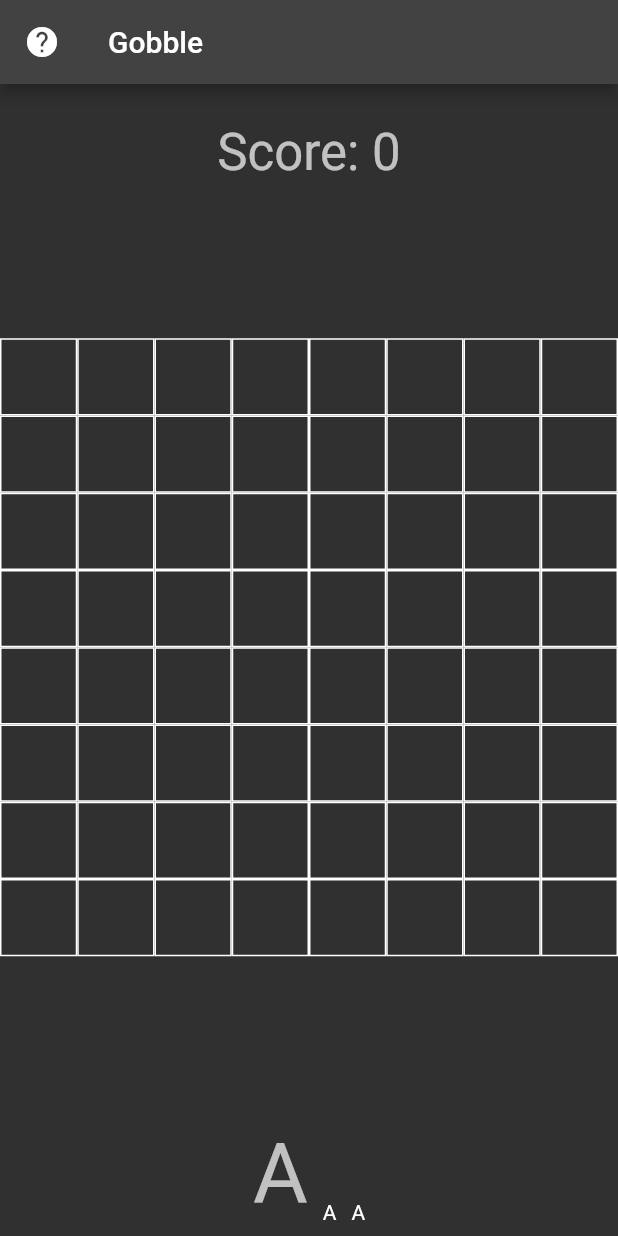
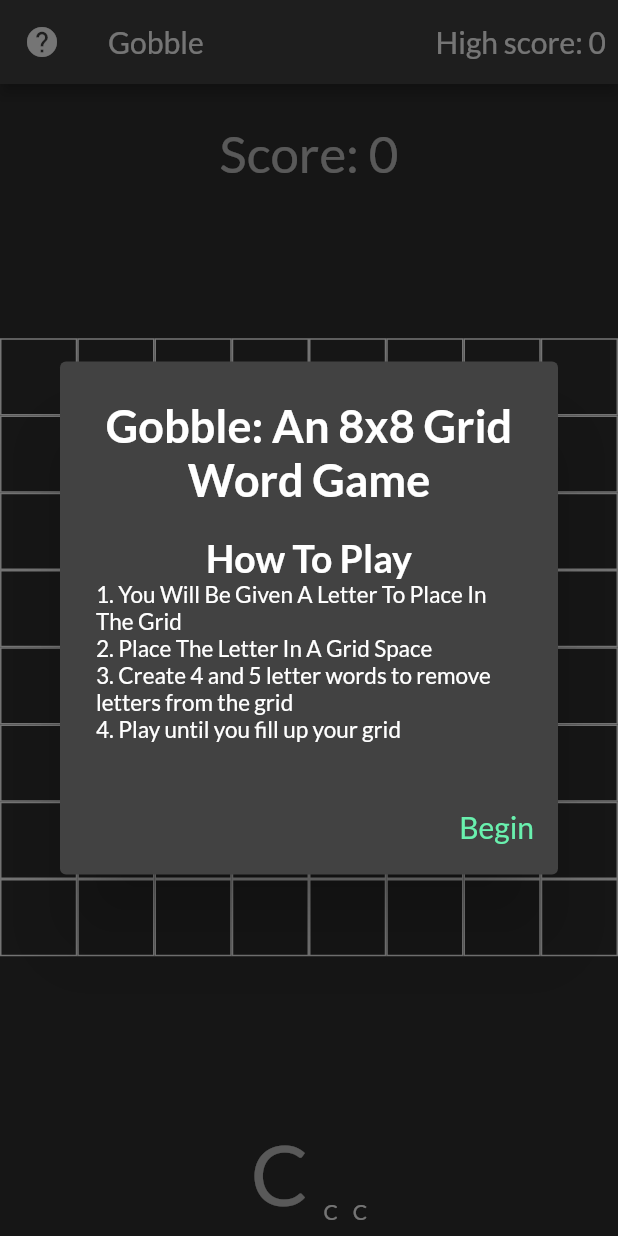
Before and after one commit to jordanmosakowski/gobble, a Flutter app: the screen it shows after launch, on a phone screen of 412 x 824 dp. Run offline on Flutter 3.47's test engine with Material 2 defaults, Android fonts, the phone set to English and light mode, and no system bars; our stand-ins replace google_fonts, shared_preferences; project files that could hold a hidden picture were left out.

Commit message:
saves, better letter distribution

```diff
--- a/lib/main.dart
+++ b/lib/main.dart
@@ -1,18 +1,22 @@
 import 'dart:math';
 
 import 'package:flutter/material.dart';
+import 'package:flutter/scheduler.dart';
 import 'package:flutter/services.dart';
 import 'package:gobble/words.dart';
+import 'package:google_fonts/google_fonts.dart';
+import 'package:shared_preferences/shared_preferences.dart';
 
 void main() async {
   WidgetsFlutterBinding.ensureInitialized();
+  final SharedPreferences prefs = await SharedPreferences.getInstance();
   final List<String> words = (await loadWords()).split('\n');
   for(int i = 0; i < words.length; i++) {
     words[i] = words[i].toLowerCase();
   }
   words.sort();
   print(words.length);
-  runApp(MyApp(words));
+  runApp(MyApp(words,prefs));
 }
 
 Future<String> loadWords() async {
@@ -21,24 +25,30 @@ Future<String> loadWords() async {
 }
 
 class MyApp extends StatelessWidget {
-  MyApp(this.words,{Key? key}) : super(key: key);
+  MyApp(this.words,this.prefs,{Key? key}) : super(key: key);
   final List<String> words;
+  SharedPreferences prefs;
   @override
   Widget build(BuildContext context) {
     return MaterialApp(
-      title: 'Flutter Demo',
+      debugShowCheckedModeBanner: false,
+      title: 'Gobble',
       theme: ThemeData(
         brightness: Brightness.dark,
         primarySwatch: Colors.red,
+        textTheme: GoogleFonts.latoTextTheme(
+          ThemeData(brightness: Brightness.dark).textTheme, // If this is not set, then ThemeData.light().textTheme is used.
+        ),
       ),
-      home: Home(words),
+      home: Home(words,prefs),
     );
   }
 }
 
 class Home extends StatefulWidget {
-  Home(this.words,{ Key? key }) : super(key: key);
+  Home(this.words,this.prefs,{ Key? key }) : super(key: key);
   List<String> words;
+  SharedPreferences prefs;
 
   @override
   _HomeState createState() => _HomeState();
@@ -48,26 +58,39 @@ class _HomeState extends State<Home> {
   int gridSize = 8;
   late List<String?> grid;
 
-  List<String> consanants = "bcdfghklmnprstvwy".split("");
-  List<String> uncommon = "jqxz".split("");
-  List<String> vowels = "aeiou".split("");
+  List<String> letters = "abcdefghijklmnopqrstuvwxyz".split("");
+
+  List<double> weights = [
+    0.08457883369330453, 0.10885529157667387,
+    0.1500647948164147, 0.18401727861771058,
+    0.29053995680345573, 0.31041036717062637,
+    0.33727861771058315, 0.37088552915766737,
+    0.42885529157667385, 0.43118790496760256,
+    0.44933045356371487,  0.5114470842332614,
+    0.5387473002159827,  0.5884233261339092,
+    0.6535637149028077,  0.6852699784017278,
+    0.6877753779697623,  0.7654427645788335,
+    0.8232397408207341,  0.8862203023758097,
+    0.9265658747300214,  0.9397840172786175,
+      0.956630669546436,  0.9598272138228939,
+    0.9965442764578831,  1.0
+  ];
+
+  void save(){
+    widget.prefs.setStringList('save_grid', grid.map( (s) => s ?? "0").toList());
+    widget.prefs.setStringList("save_nextLetters", nextLetters);
+    widget.prefs.setInt("save_score", score);
+  }
 
   int score = 0;
 
   String chooseLetter(){
-    double chanceVowel = 0.3;
     double rand = Random().nextDouble();
-    if(rand < chanceVowel){
-      return vowels[Random().nextInt(vowels.length)];
+    int i = 0;
+    while(rand > weights[i] && i<letters.length){
+      i++;
     }
-    if(rand < chanceVowel + 0.05){
-      return uncommon[Random().nextInt(uncommon.length)];
-    }
-    return consanants[Random().nextInt(consanants.length)];
-    // if(score%5 == 4){
-    //   return vowels[Random().nextInt(vowels.length)];
-    // }
-    // return consanants[Random().nextInt(consanants.length)];
+    return letters[i];
   }
 
   late List<String> nextLetters;
@@ -88,21 +111,21 @@ class _HomeState extends State<Home> {
             children: const <Widget>[
               Text(
                 'How To Play',
-                style: TextStyle(fontSize: 25, color: Color.fromARGB(255, 255, 255, 255), fontWeight: FontWeight.bold,),
+                style: TextStyle(fontSize: 25, fontWeight: FontWeight.bold,),
                 textAlign: TextAlign.center,
-
                 ),
-              Text('1.You Will Be Given A Letter To Place In The Grid',
+              Text('1. You Will Be Given A Letter To Place In The Grid',
               style: TextStyle(fontSize: 15),
-
               ),
               Text('2. Place The Letter In A Grid Space',
               style: TextStyle(fontSize: 15),
-
               ),
-              Text('3. Create 5 Letter Words To Remove Letters from the Grid',
+              Text('3. Create 4 and 5 letter words to remove letters from the grid',
               style: TextStyle(fontSize: 15),
-              )
+              ),
+              Text('4. Play until you fill up your grid',
+              style: TextStyle(fontSize: 15),
+              ),
             ],
           ),
         ),
@@ -128,8 +151,24 @@ class _HomeState extends State<Home> {
   @override
   void initState() {
     super.initState();
-    nextLetters = [chooseLetter(), chooseLetter(), chooseLetter()];
-    grid = List.filled(gridSize*gridSize, null);;
+    grid = List.filled(gridSize*gridSize, null);
+    if(widget.prefs.getStringList("save_grid") !=null){
+      List<String> tempGrid = widget.prefs.getStringList("save_grid") ?? [];
+      if(tempGrid.length == gridSize * gridSize){
+        grid = tempGrid.map((s) => s=="0" ? null : s).toList();
+      }
+    }
+    score = widget.prefs.getInt("save_score") ?? 0;
+    nextLetters = widget.prefs.getStringList("save_nextLetters") ?? [];
+    if(nextLetters.length!=3){
+      nextLetters = [chooseLetter(), chooseLetter(), chooseLetter()];
+    }
+
+    int highScore = widget.prefs.getInt("highScore") ?? 0;
+    if(highScore==0){
+      SchedulerBinding.instance?.addPostFrameCallback((_) => _showMyDialog());
+    }
+
   }
 
   List<FoundWord> findLen(int targetSize){
@@ -142,7 +181,7 @@ class _HomeState extends State<Home> {
           String word = letters.join();
           if(widget.words.contains(word)){
             print("FOUND: $word");
-            foundWords.add(FoundWord(true, i*gridSize+j, i*gridSize+j+targetSize));
+            foundWords.add(FoundWord(true,word, i*gridSize+j, i*gridSize+j+targetSize));
           }
         }
 
@@ -152,7 +191,7 @@ class _HomeState extends State<Home> {
           String word = letters.join();
           if(widget.words.contains(word)){
             print("FOUND: $word");
-            foundWords.add(FoundWord(false, j*gridSize+i, (j+targetSize)*gridSize + i));
+            foundWords.add(FoundWord(false,word, j*gridSize+i, (j+targetSize)*gridSize + i));
           }
         }
       }
@@ -163,6 +202,7 @@ class _HomeState extends State<Home> {
   void findWords(){
     List<FoundWord> foundWords = [...findLen(4),...findLen(5)];
     if(foundWords.isEmpty){
+      save();
       checkLoss();
       return;
     }
@@ -180,6 +220,13 @@ class _HomeState extends State<Home> {
         }
       }
     });
+
+    save();
+    // SnackBar snackBar = SnackBar(
+    //   content: Text('You spelled: ${foundWords.map((f) => f.word).join(", ")}'),
+    //   duration: const Duration(milliseconds: 2500),
+    // );
+    // ScaffoldMessenger.of(context).showSnackBar(snackBar);
   }
 
   bool showedLoseDialog = false;
@@ -189,6 +236,9 @@ class _HomeState extends State<Home> {
       return;
     }
     showedLoseDialog = true;
+    widget.prefs.remove("save_grid");
+    widget.prefs.remove("save_nextLetters");
+    widget.prefs.remove("save_score");
     showDialog(
       context: context,
       builder: (BuildContext context){
@@ -220,7 +270,13 @@ class _HomeState extends State<Home> {
     return Scaffold(
       appBar: AppBar(
         title: const Text('Gobble'),
-        leading:IconButton(onPressed: _showMyDialog, icon: Icon(Icons.help))
+        leading:IconButton(onPressed: _showMyDialog, icon: Icon(Icons.help)),
+        actions: [
+          Padding(
+            padding: const EdgeInsets.only(right: 8.0),
+            child: Center(child: Text("High score: ${widget.prefs.getInt("highScore") ?? 0}", style: Theme.of(context).textTheme.headline6,)),
+          ),
+        ],
       ),
       body: Padding(
         padding: const EdgeInsets.only(top: 25.0),
@@ -251,6 +307,9 @@ class _HomeState extends State<Home> {
                               setState(() {
                                 grid[i] = nextLetters.removeAt(0);
                                 score++;
+                                if(score>(widget.prefs.getInt("highScore") ?? 0)){
+                                  widget.prefs.setInt("highScore", score);
+                                }
                                 nextLetters.add(chooseLetter());
                                 findWords();
                               });
@@ -315,8 +374,9 @@ class WordTile extends StatelessWidget {
 }
 
 class FoundWord{
-  FoundWord(this.row,this.start,this.end);
+  FoundWord(this.row,this.word,this.start,this.end);
   final bool row;
+  final String word;
   final int start;
   final int end;
 }
--- a/pubspec.yaml
+++ b/pubspec.yaml
@@ -34,6 +34,8 @@ dependencies:
   # The following adds the Cupertino Icons font to your application.
   # Use with the CupertinoIcons class for iOS style icons.
   cupertino_icons: ^1.0.2
+  shared_preferences: ^2.0.13
+  google_fonts: ^2.3.1
 
 dev_dependencies:
   flutter_test:
```
Also changed, not shown: pubspec.lock, 1 other file.
